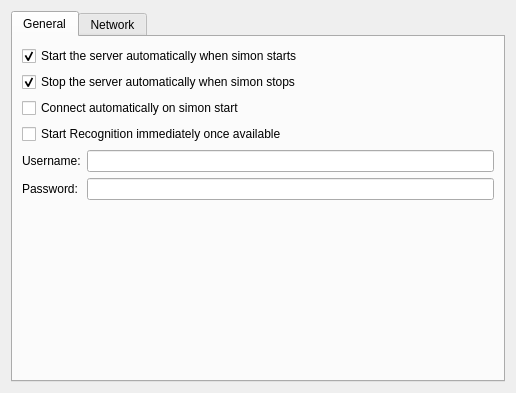
The window that simon/src/simonrecognitioncontrol/networksettingsdlg.ui (KDE/simon) describes before a commit, drawn with Qt 5.
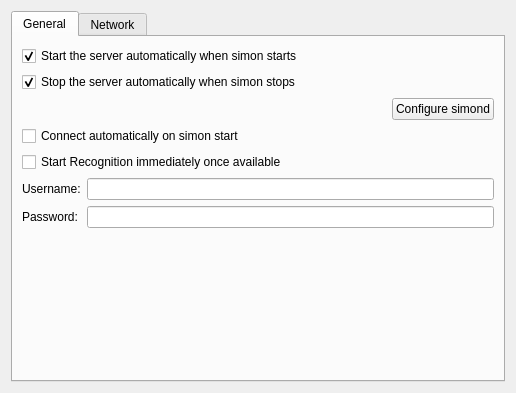
The same window after the commit. Icons and pictures are not drawn. Custom widgets are drawn as their Qt base class.

Commit message: Adding configure simond button in simon configuration

Patch:
```diff
--- a/simon/src/simonrecognitioncontrol/networksettingsdlg.ui
+++ b/simon/src/simonrecognitioncontrol/networksettingsdlg.ui
@@ -49,6 +49,30 @@
          </property>
         </widget>
        </item>
+       <item>
+        <layout class="QHBoxLayout" name="horizontalLayout">
+         <item>
+          <spacer name="horizontalSpacer">
+           <property name="orientation">
+            <enum>Qt::Horizontal</enum>
+           </property>
+           <property name="sizeHint" stdset="0">
+            <size>
+             <width>40</width>
+             <height>20</height>
+            </size>
+           </property>
+          </spacer>
+         </item>
+         <item>
+          <widget class="KPushButton" name="pbConfigureSimond">
+           <property name="text">
+            <string>Configure simond</string>
+           </property>
+          </widget>
+         </item>
+        </layout>
+       </item>
        <item>
         <widget class="QCheckBox" name="kcfg_JuliusdAutoConnect">
          <property name="text">
@@ -173,6 +197,11 @@
    <extends>QGroupBox</extends>
    <header>keditlistbox.h</header>
   </customwidget>
+  <customwidget>
+   <class>KPushButton</class>
+   <extends>QPushButton</extends>
+   <header>kpushbutton.h</header>
+  </customwidget>
   <customwidget>
    <class>KLineEdit</class>
    <extends>QLineEdit</extends>
```
The commit also changes 3 other files.
